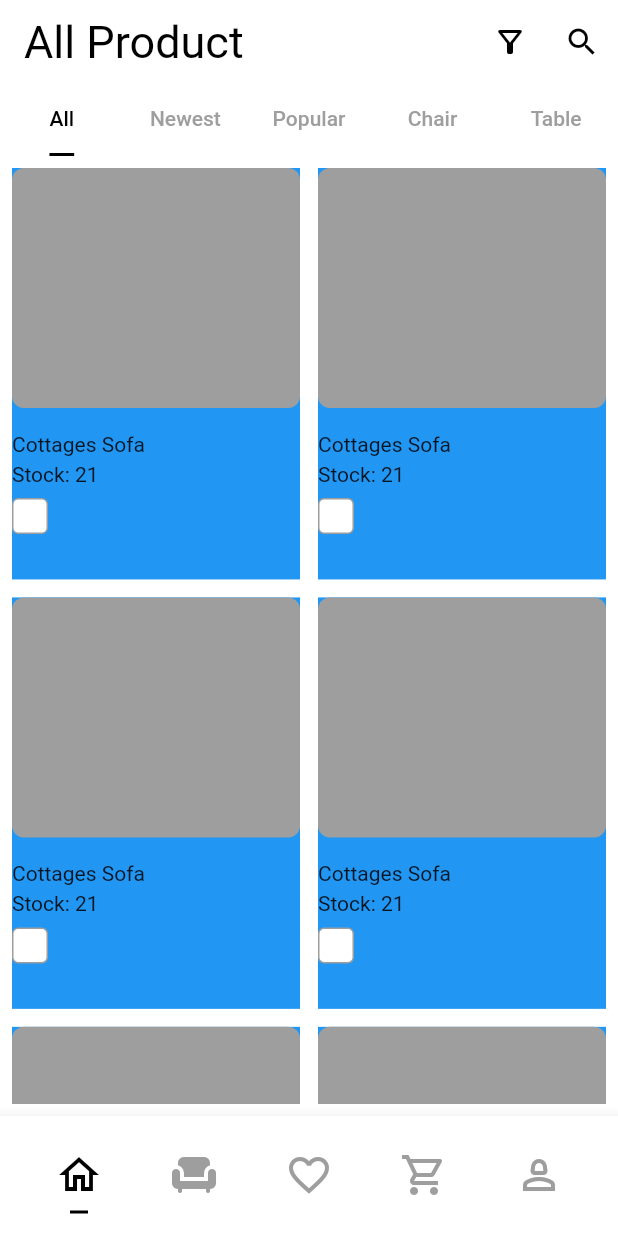
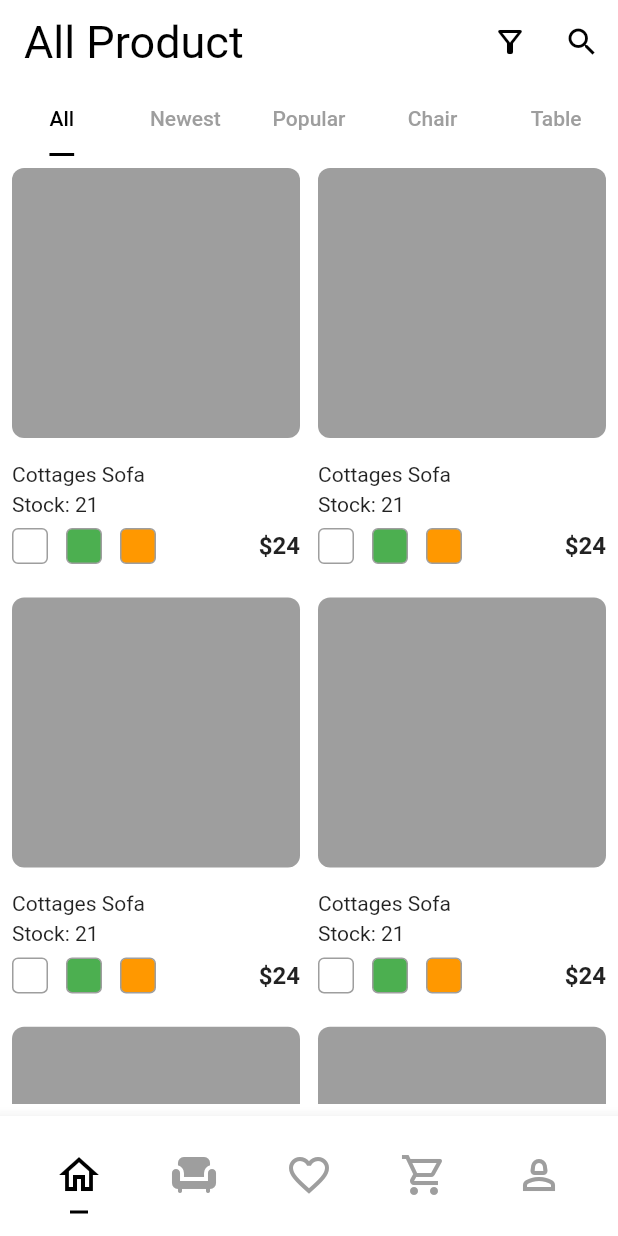
Before and after one commit to JAICHANGPARK/flutter_notebook_chapter_24, a Flutter app: the FurnitureMainPage screen opened directly, on a phone screen of 412 x 824 dp. Run offline on Flutter 3.47's test engine with Material 2 defaults, Android fonts, the phone set to English and light mode, and no system bars; our stand-ins replace flutter_riverpod, freezed_annotation, ionicons, percent_indicator; missing offline and left inert: crypto_font_icons; network calls fail.

Commit message:
Update furniture_main_page.dart

```diff
--- a/lib/ep1371_furniture_app/view/furniture_main_page.dart
+++ b/lib/ep1371_furniture_app/view/furniture_main_page.dart
@@ -77,15 +77,18 @@ class _FurnitureMainPageState extends State<FurnitureMainPage> {
               child: TabBarView(children: [
                 GridView.builder(
                     gridDelegate: const SliverGridDelegateWithFixedCrossAxisCount(
-                        crossAxisCount: 2, mainAxisSpacing: 12, crossAxisSpacing: 12, childAspectRatio: 0.7),
+                      crossAxisCount: 2,
+                      mainAxisSpacing: 12,
+                      crossAxisSpacing: 12,
+                      childAspectRatio: 0.7,
+                    ),
                     itemBuilder: (context, index) {
                       return Container(
-                        color: Colors.blue,
                         child: Column(
                           crossAxisAlignment: CrossAxisAlignment.start,
                           children: [
                             Container(
-                              height: 160,
+                              height: 180,
                               decoration: BoxDecoration(
                                 color: Colors.grey,
                                 borderRadius: BorderRadius.circular(8),
@@ -113,6 +116,42 @@ class _FurnitureMainPageState extends State<FurnitureMainPage> {
                                       color: Colors.grey,
                                     ),
                                     color: Colors.white,
+                                  ),
+                                ),
+                                SizedBox(
+                                  width: 12,
+                                ),
+                                Container(
+                                  height: 24,
+                                  width: 24,
+                                  decoration: BoxDecoration(
+                                    borderRadius: BorderRadius.circular(4),
+                                    border: Border.all(
+                                      color: Colors.grey,
+                                    ),
+                                    color: Colors.green,
+                                  ),
+                                ),
+                                SizedBox(
+                                  width: 12,
+                                ),
+                                Container(
+                                  height: 24,
+                                  width: 24,
+                                  decoration: BoxDecoration(
+                                    borderRadius: BorderRadius.circular(4),
+                                    border: Border.all(
+                                      color: Colors.grey,
+                                    ),
+                                    color: Colors.orange,
+                                  ),
+                                ),
+                                Spacer(),
+                                Text(
+                                  "\$24",
+                                  style: TextStyle(
+                                    fontWeight: FontWeight.bold,
+                                    fontSize: 16
                                   ),
                                 )
                               ],
```
